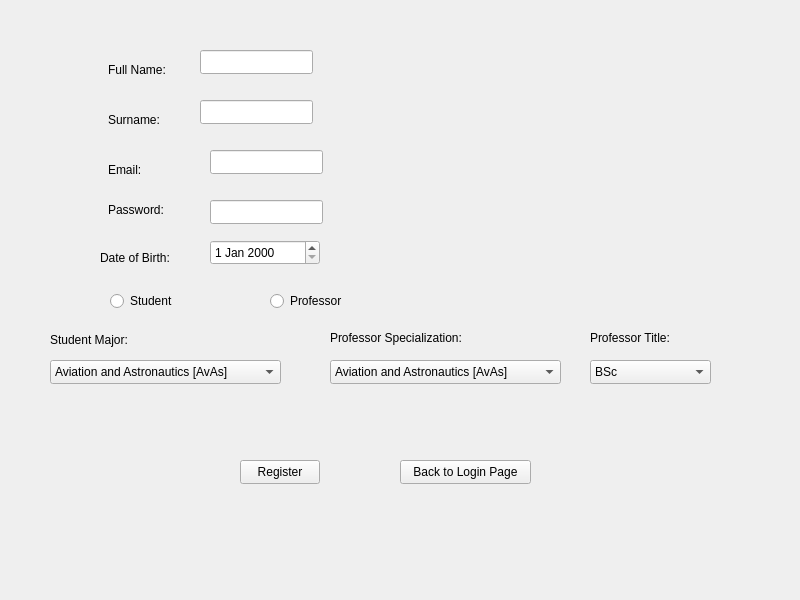
First picture: the form in mainwindow.ui, repository ppera72/ELearning-PlatformV2, before the edit.
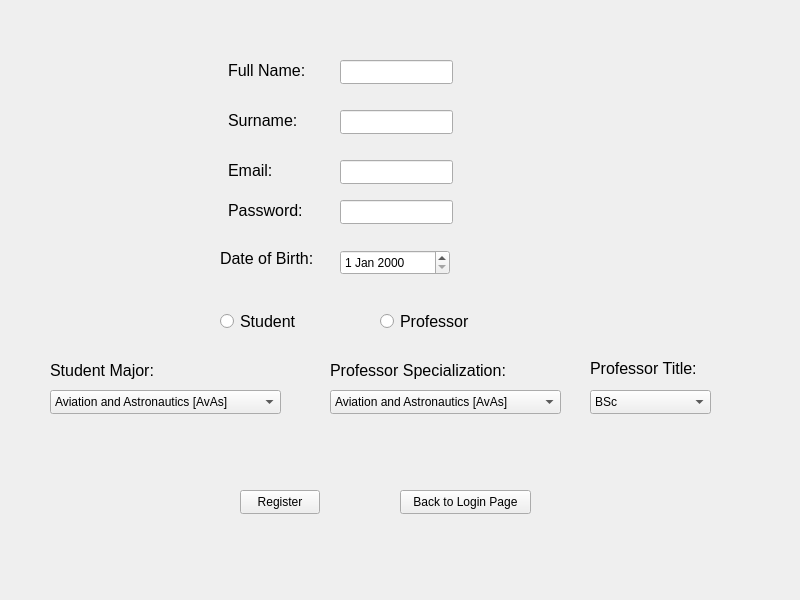
Second picture: the form after the edit. The open tabs and pages were chosen to show the change.

The edit to the form file:
```diff
--- a/mainwindow.ui
+++ b/mainwindow.ui
@@ -136,7 +136,7 @@
       <property name="geometry">
        <rect>
         <x>400</x>
-        <y>480</y>
+        <y>510</y>
         <width>131</width>
         <height>24</height>
        </rect>
@@ -148,12 +148,17 @@
      <widget class="QLabel" name="surnameRegisterLabel">
       <property name="geometry">
        <rect>
-        <x>108</x>
+        <x>228</x>
         <y>130</y>
-        <width>61</width>
+        <width>71</width>
         <height>20</height>
        </rect>
       </property>
+      <property name="font">
+       <font>
+        <pointsize>12</pointsize>
+       </font>
+      </property>
       <property name="text">
        <string>Surname:</string>
       </property>
@@ -161,8 +166,8 @@
      <widget class="QLineEdit" name="emailRegisterInput">
       <property name="geometry">
        <rect>
-        <x>210</x>
-        <y>170</y>
+        <x>340</x>
+        <y>180</y>
         <width>113</width>
         <height>24</height>
        </rect>
@@ -175,11 +180,16 @@
       <property name="geometry">
        <rect>
         <x>50</x>
-        <y>350</y>
-        <width>91</width>
+        <y>380</y>
+        <width>131</width>
         <height>20</height>
        </rect>
       </property>
+      <property name="font">
+       <font>
+        <pointsize>12</pointsize>
+       </font>
+      </property>
       <property name="text">
        <string>Student Major:</string>
       </property>
@@ -187,12 +197,17 @@
      <widget class="QLabel" name="fullNameRegisterLabel">
       <property name="geometry">
        <rect>
-        <x>108</x>
+        <x>228</x>
         <y>80</y>
-        <width>61</width>
+        <width>91</width>
         <height>20</height>
        </rect>
       </property>
+      <property name="font">
+       <font>
+        <pointsize>12</pointsize>
+       </font>
+      </property>
       <property name="text">
        <string>Full Name:</string>
       </property>
@@ -200,8 +215,8 @@
      <widget class="QLineEdit" name="surnameRegisterInput">
       <property name="geometry">
        <rect>
-        <x>200</x>
-        <y>120</y>
+        <x>340</x>
+        <y>130</y>
         <width>113</width>
         <height>24</height>
        </rect>
@@ -210,12 +225,17 @@
      <widget class="QLabel" name="emailRegisterLabel">
       <property name="geometry">
        <rect>
-        <x>108</x>
+        <x>228</x>
         <y>180</y>
         <width>61</width>
         <height>20</height>
        </rect>
       </property>
+      <property name="font">
+       <font>
+        <pointsize>12</pointsize>
+       </font>
+      </property>
       <property name="text">
        <string>Email:</string>
       </property>
@@ -223,7 +243,7 @@
      <widget class="QLineEdit" name="passwordRegisterInput">
       <property name="geometry">
        <rect>
-        <x>210</x>
+        <x>340</x>
         <y>220</y>
         <width>113</width>
         <height>24</height>
@@ -244,12 +264,17 @@
      <widget class="QLabel" name="passwordRegisterLabel">
       <property name="geometry">
        <rect>
-        <x>108</x>
+        <x>228</x>
         <y>220</y>
-        <width>61</width>
+        <width>81</width>
         <height>20</height>
        </rect>
       </property>
+      <property name="font">
+       <font>
+        <pointsize>12</pointsize>
+       </font>
+      </property>
       <property name="text">
        <string>Password:</string>
       </property>
@@ -258,7 +283,7 @@
       <property name="geometry">
        <rect>
         <x>240</x>
-        <y>480</y>
+        <y>510</y>
         <width>80</width>
         <height>24</height>
        </rect>
@@ -270,8 +295,8 @@
      <widget class="QDateEdit" name="dateOfBirthRegisterEdit">
       <property name="geometry">
        <rect>
-        <x>210</x>
-        <y>260</y>
+        <x>340</x>
+        <y>270</y>
         <width>110</width>
         <height>25</height>
        </rect>
@@ -280,12 +305,17 @@
      <widget class="QLabel" name="dateOfBirthRegisterLabel">
       <property name="geometry">
        <rect>
-        <x>100</x>
+        <x>220</x>
         <y>270</y>
-        <width>71</width>
+        <width>101</width>
         <height>16</height>
        </rect>
       </property>
+      <property name="font">
+       <font>
+        <pointsize>12</pointsize>
+       </font>
+      </property>
       <property name="text">
        <string>Date of Birth:</string>
       </property>
@@ -293,12 +323,17 @@
      <widget class="QRadioButton" name="studentRegisterRadioButton">
       <property name="geometry">
        <rect>
-        <x>110</x>
-        <y>310</y>
+        <x>220</x>
+        <y>330</y>
         <width>91</width>
         <height>22</height>
        </rect>
       </property>
+      <property name="font">
+       <font>
+        <pointsize>12</pointsize>
+       </font>
+      </property>
       <property name="text">
        <string>Student</string>
       </property>
@@ -306,12 +341,17 @@
      <widget class="QRadioButton" name="professorRegisterRadioButton">
       <property name="geometry">
        <rect>
-        <x>270</x>
-        <y>310</y>
+        <x>380</x>
+        <y>330</y>
         <width>91</width>
         <height>22</height>
        </rect>
       </property>
+      <property name="font">
+       <font>
+        <pointsize>12</pointsize>
+       </font>
+      </property>
       <property name="text">
        <string>Professor</string>
       </property>
@@ -319,8 +359,8 @@
      <widget class="QLineEdit" name="nameRegisterInput">
       <property name="geometry">
        <rect>
-        <x>200</x>
-        <y>70</y>
+        <x>340</x>
+        <y>80</y>
         <width>113</width>
         <height>24</height>
        </rect>
@@ -336,7 +376,7 @@
       <property name="geometry">
        <rect>
         <x>50</x>
-        <y>380</y>
+        <y>410</y>
         <width>231</width>
         <height>24</height>
        </rect>
@@ -391,7 +431,7 @@
       <property name="geometry">
        <rect>
         <x>590</x>
-        <y>380</y>
+        <y>410</y>
         <width>121</width>
         <height>24</height>
        </rect>
@@ -426,11 +466,16 @@
       <property name="geometry">
        <rect>
         <x>330</x>
-        <y>350</y>
-        <width>131</width>
-        <height>16</height>
+        <y>380</y>
+        <width>201</width>
+        <height>21</height>
        </rect>
       </property>
+      <property name="font">
+       <font>
+        <pointsize>12</pointsize>
+       </font>
+      </property>
       <property name="text">
        <string>Professor Specialization:</string>
       </property>
@@ -439,11 +484,16 @@
       <property name="geometry">
        <rect>
         <x>590</x>
-        <y>350</y>
-        <width>81</width>
+        <y>380</y>
+        <width>121</width>
         <height>16</height>
        </rect>
       </property>
+      <property name="font">
+       <font>
+        <pointsize>12</pointsize>
+       </font>
+      </property>
       <property name="text">
        <string>Professor Title:</string>
       </property>
@@ -452,7 +502,7 @@
       <property name="geometry">
        <rect>
         <x>330</x>
-        <y>380</y>
+        <y>410</y>
         <width>231</width>
         <height>24</height>
        </rect>
```
Left out of the diff: 413 changed lines with no effect on the pictures.
